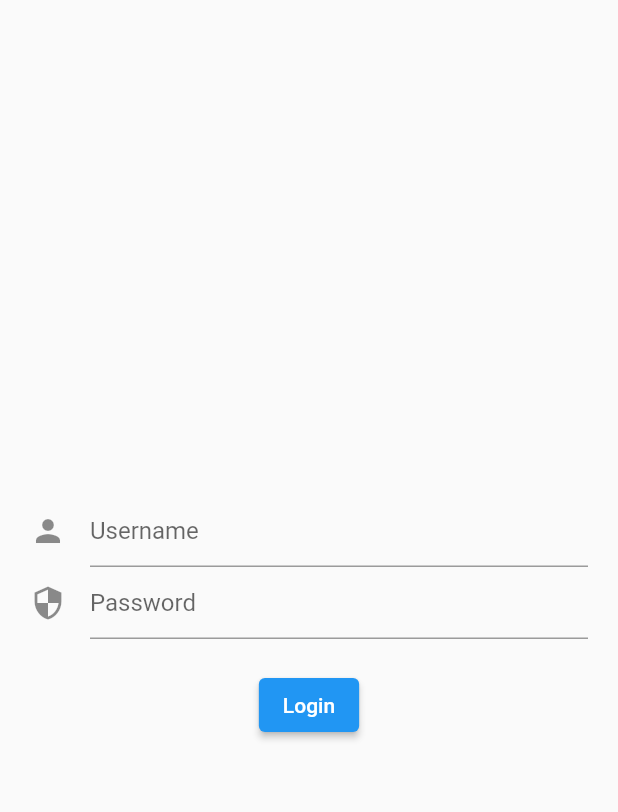
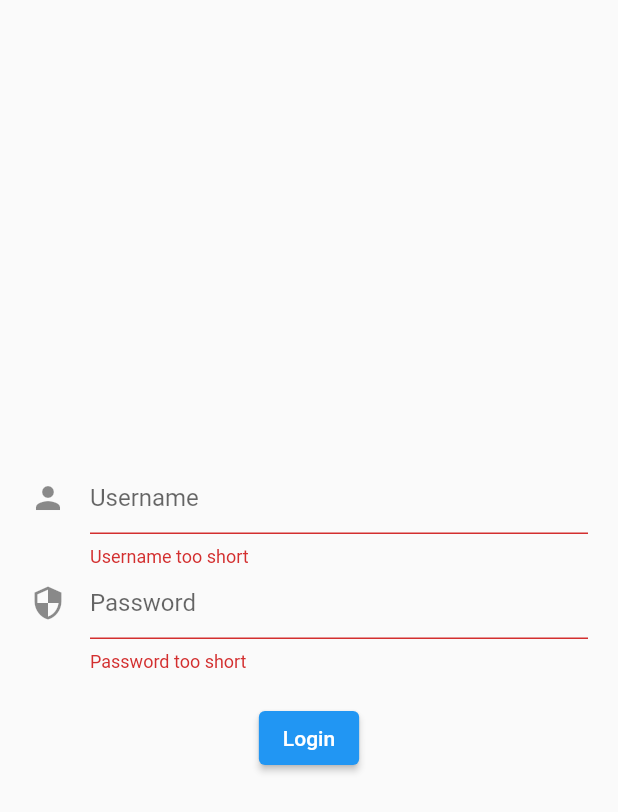
Before and after one commit to arc-arnob/hotel-ui-river-pod, a Flutter app: the screen it shows after launch, after a tap on "Login", on a phone screen of 412 x 824 dp. Shown: the top 812 px of the screen. Run offline on Flutter 3.47's test engine with Material 2 defaults, Android fonts, the light colour scheme and no system bars; our stand-ins replace equatable, flutter_bloc.

Commit message:
Added all events

```diff
--- a/lib/controller/bloc/login_state.dart
+++ b/lib/controller/bloc/login_state.dart
@@ -4,7 +4,7 @@ class LoginState extends Equatable {
   final String username;
   bool get isValidUsername => username.length > 3;
   final String password;
-  bool get validPassword => password.length > 6;
+  bool get isValidPassword => password.length > 6;
 
   final FormSubmissionStatus formStatus;
   const LoginState({
--- a/lib/login_view.dart
+++ b/lib/login_view.dart
@@ -1,4 +1,9 @@
 import 'package:flutter/material.dart';
+import 'package:flutter_bloc/flutter_bloc.dart';
+import 'package:hotet_ui_river_pod/auth_repository.dart';
+import 'package:hotet_ui_river_pod/form_submission_status.dart';
+
+import 'controller/bloc/login_bloc.dart';
 
 class LoginView extends StatelessWidget {
   final _formKey = GlobalKey<FormState>();
@@ -8,7 +13,10 @@ class LoginView extends StatelessWidget {
   @override
   Widget build(BuildContext context) {
     return Scaffold(
-      body: _loginForm(),
+      body: BlocProvider(
+        create: (context) => LoginBloc(authRepository: AuthRepository()),
+        child: _loginForm(),
+      ),
     );
   }
 
@@ -35,23 +43,60 @@ class LoginView extends StatelessWidget {
   }
 
   Widget _passwordField() {
-    return TextFormField(
-      obscureText: true,
-      decoration: const InputDecoration(
-          icon: Icon(Icons.security), hintText: 'Password'),
-      validator: (value) => null,
+    return BlocBuilder<LoginBloc, LoginState>(
+      builder: (context, state) {
+        return TextFormField(
+          obscureText: true,
+          decoration: const InputDecoration(
+              icon: Icon(Icons.security), hintText: 'Password'),
+          validator: (value) =>
+              state.isValidPassword ? null : 'Password too short',
+          onChanged: (value) => dispatchPasswordChange(value, context),
+        );
+      },
     );
   }
 
   Widget _usernameField() {
-    return TextFormField(
-      decoration:
-          const InputDecoration(icon: Icon(Icons.person), hintText: 'Username'),
-      validator: (value) => null,
+    return BlocBuilder<LoginBloc, LoginState>(
+      builder: (context, state) {
+        return TextFormField(
+          decoration: const InputDecoration(
+              icon: Icon(Icons.person), hintText: 'Username'),
+          validator: (value) =>
+              state.isValidUsername ? null : 'Username too short',
+          onChanged: (value) => dispatchUsernameChange(value, context),
+        );
+      },
     );
   }
 
   Widget _loginButton() {
-    return ElevatedButton(onPressed: () {}, child: const Text('Login'));
+    return BlocBuilder<LoginBloc, LoginState>(
+      builder: (context, state) {
+        return state.formStatus is FormSubmitting
+            ? const CircularProgressIndicator()
+            : ElevatedButton(
+                onPressed: () {
+                  if (_formKey.currentState!.validate()) {
+                    dispatchLogin(context);
+                  }
+                },
+                child: const Text('Login'),
+              );
+      },
+    );
+  }
+
+  void dispatchUsernameChange(value, context) {
+    BlocProvider.of<LoginBloc>(context).add(LoginUsernameChanged(value));
+  }
+
+  void dispatchPasswordChange(value, context) {
+    BlocProvider.of<LoginBloc>(context).add(LoginPasswordChanged(value));
+  }
+
+  void dispatchLogin(context) {
+    BlocProvider.of<LoginBloc>(context).add(LoginSubmitted());
   }
 }
```
